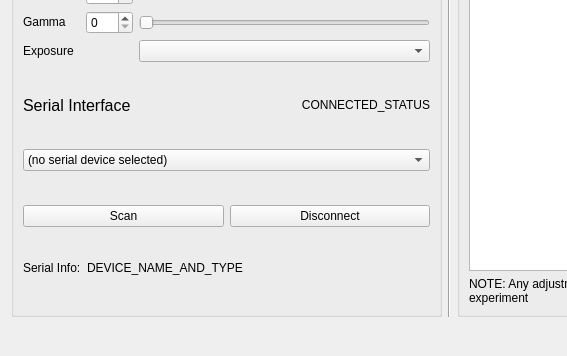
Before: the Qt Designer form src/UI/settings_dialog.ui in simenfuglestad/CI-VTS, drawn with Qt 5; both pictures show x 0 to 567 and y 329 to 685 of the 898 by 685 pixel window.
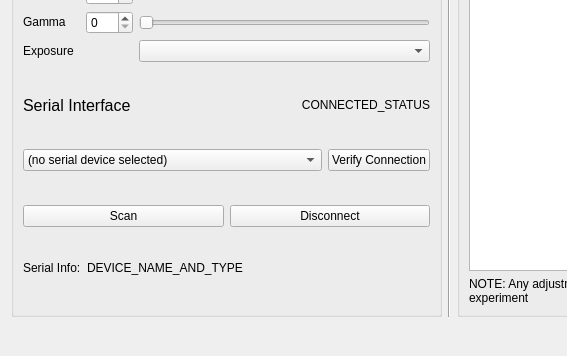
After: the same form once the commit is applied. Custom widgets are drawn as their Qt base class.

Commit message: Started work on serial interface, setting up IR backlight controls

Patch:
```diff
--- a/src/UI/settings_dialog.ui
+++ b/src/UI/settings_dialog.ui
@@ -295,13 +295,36 @@
          </layout>
         </item>
         <item>
-         <widget class="QComboBox" name="combo_serial">
+         <layout class="QHBoxLayout" name="horizontalLayout_5">
           <item>
-           <property name="text">
-            <string>(no serial device selected)</string>
-           </property>
+           <widget class="QComboBox" name="combo_serial">
+            <property name="sizePolicy">
+             <sizepolicy hsizetype="Preferred" vsizetype="Fixed">
+              <horstretch>0</horstretch>
+              <verstretch>0</verstretch>
+             </sizepolicy>
+            </property>
+            <item>
+             <property name="text">
+              <string>(no serial device selected)</string>
+             </property>
+            </item>
+           </widget>
           </item>
-         </widget>
+          <item>
+           <widget class="QPushButton" name="btn_verify_serial">
+            <property name="sizePolicy">
+             <sizepolicy hsizetype="Maximum" vsizetype="Fixed">
+              <horstretch>0</horstretch>
+              <verstretch>0</verstretch>
+             </sizepolicy>
+            </property>
+            <property name="text">
+             <string>Verify Connection</string>
+            </property>
+           </widget>
+          </item>
+         </layout>
         </item>
         <item>
          <layout class="QHBoxLayout" name="horizontalLayout_4">
```
Left out of the diff: 65 changed lines with no effect on the pictures. The commit also changes 7 other files.
